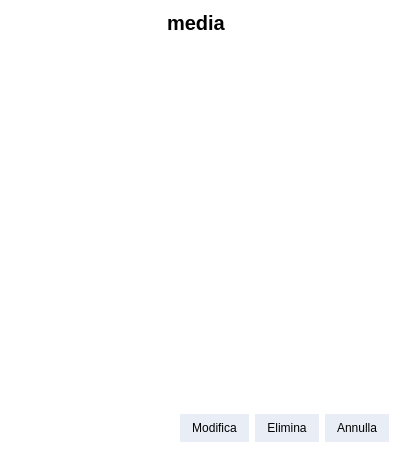
Qt form viewmediadialog.ui (BigBuckBunny12/Progetto-PAO) before a commit.
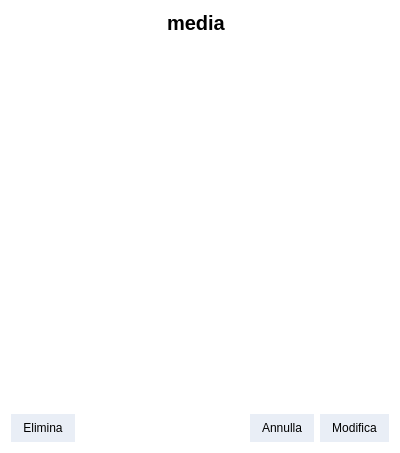
The same form after that commit.

```diff
--- a/viewmediadialog.ui
+++ b/viewmediadialog.ui
@@ -190,6 +190,37 @@
    </item>
    <item>
     <layout class="QHBoxLayout" name="actionButtonsLayout">
+     <item>
+      <widget class="QPushButton" name="deleteButton">
+       <property name="styleSheet">
+        <string notr="true">QPushButton {
+    color: rgb(0, 0, 0);
+    background-color: rgb(233, 238, 246);
+    border-radius: 15px;
+    border: 2px solid rgb(233, 238, 246);
+    padding: 5px 10px;
+}
+
+QPushButton:hover {
+    border: 2px solid rgb(242, 94, 89);
+    background-color: rgb(244, 150, 141);
+}
+
+QPushButton:pressed {
+    border: 2px solid rgb(224, 71, 79);
+    background-color: rgb(249, 102, 99);
+}
+
+QPushButton:focus {
+    outline: none;
+}
+</string>
+       </property>
+       <property name="text">
+        <string>Elimina</string>
+       </property>
+      </widget>
+     </item>
      <item>
       <spacer name="horizontalSpacer">
        <property name="orientation">
@@ -203,68 +234,6 @@
        </property>
       </spacer>
      </item>
-     <item>
-      <widget class="QPushButton" name="editButton">
-       <property name="styleSheet">
-        <string notr="true">QPushButton {
-    color: rgb(0, 0, 0);
-    background-color: rgb(233, 238, 246);
-    border-radius: 15px;
-    border: 2px solid rgb(233, 238, 246);
-    padding: 5px 10px;
-}
-
-QPushButton:hover {
-    border: 2px solid rgb(220, 220, 220);
-    background-color: rgb(250, 250, 250);
-}
-
-QPushButton:pressed {
-    border: 2px solid rgb(150, 150, 150);
-    background-color: rgb(230, 230, 230);
-}
-
-QPushButton:focus {
-    outline: none;
-}
-</string>
-       </property>
-       <property name="text">
-        <string>Modifica</string>
-       </property>
-      </widget>
-     </item>
-     <item>
-      <widget class="QPushButton" name="deleteButton">
-       <property name="styleSheet">
-        <string notr="true">QPushButton {
-    color: rgb(0, 0, 0);
-    background-color: rgb(233, 238, 246);
-    border-radius: 15px;
-    border: 2px solid rgb(233, 238, 246);
-    padding: 5px 10px;
-}
-
-QPushButton:hover {
-    border: 2px solid rgb(220, 220, 220);
-    background-color: rgb(250, 250, 250);
-}
-
-QPushButton:pressed {
-    border: 2px solid rgb(150, 150, 150);
-    background-color: rgb(230, 230, 230);
-}
-
-QPushButton:focus {
-    outline: none;
-}
-</string>
-       </property>
-       <property name="text">
-        <string>Elimina</string>
-       </property>
-      </widget>
-     </item>
      <item>
       <widget class="QPushButton" name="exitButton">
        <property name="styleSheet">
@@ -296,6 +265,37 @@
        </property>
       </widget>
      </item>
+     <item>
+      <widget class="QPushButton" name="editButton">
+       <property name="styleSheet">
+        <string notr="true">QPushButton {
+    color: rgb(0, 0, 0);
+    background-color: rgb(233, 238, 246);
+    border-radius: 15px;
+    border: 2px solid rgb(233, 238, 246);
+    padding: 5px 10px;
+}
+
+QPushButton:hover {
+    border: 2px solid rgb(220, 220, 220);
+    background-color: rgb(250, 250, 250);
+}
+
+QPushButton:pressed {
+    border: 2px solid rgb(150, 150, 150);
+    background-color: rgb(230, 230, 230);
+}
+
+QPushButton:focus {
+    outline: none;
+}
+</string>
+       </property>
+       <property name="text">
+        <string>Modifica</string>
+       </property>
+      </widget>
+     </item>
     </layout>
    </item>
   </layout>
```
